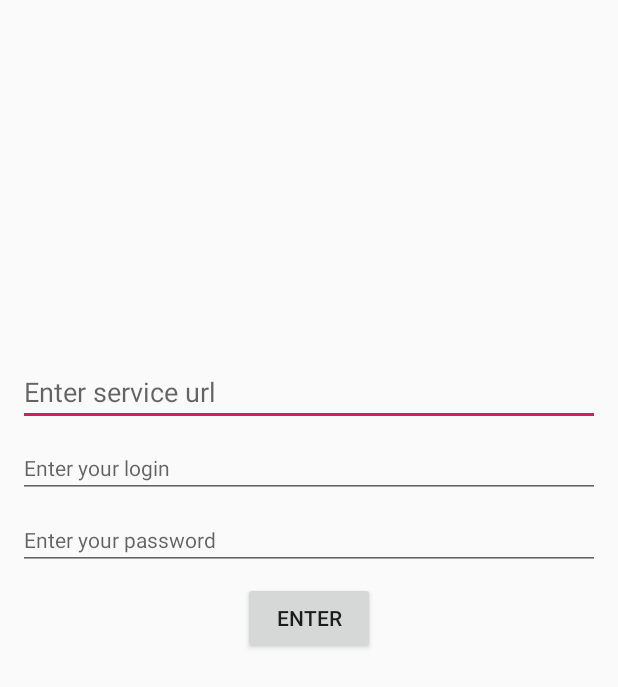
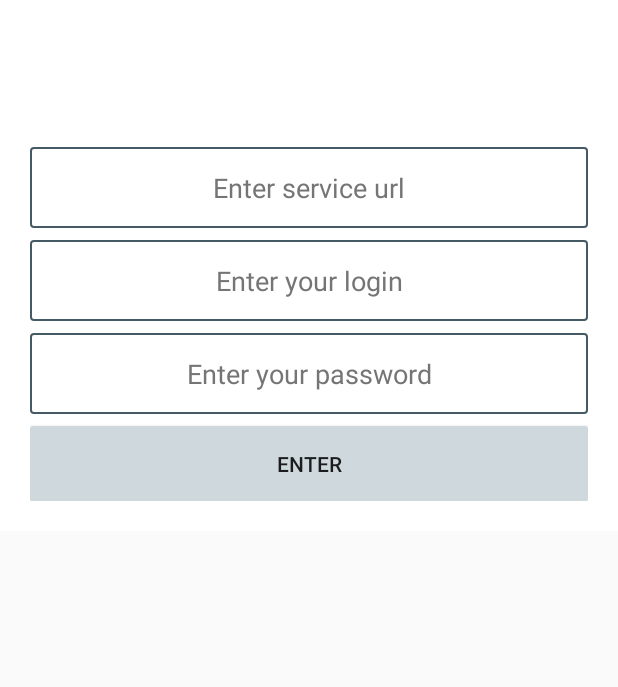
Before and after one commit to IosephKnecht/mobile-university, an Android app: the layout fragment_login.xml on its own in the app's theme, with its tools: preview values and no code run, on a phone screen of 412 x 824 dp. Shown: the top 687 px of the screen. Run offline under Robolectric (Android 15) with nearby library versions, the phone set to English and light mode, and no system bars.

Commit message:
added new theme

```diff
--- a/app/src/main/AndroidManifest.xml
+++ b/app/src/main/AndroidManifest.xml
@@ -10,7 +10,7 @@
         android:label="@string/app_name"
         android:roundIcon="@mipmap/ic_launcher_round"
         android:supportsRtl="true"
-        android:theme="@style/AppTheme"
+        android:theme="@style/AppTheme.NoActionBar"
         tools:ignore="AllowBackup,GoogleAppIndexingWarning">
 
         <activity android:name="com.project.mobile_university.presentation.MainActivity">
--- a/app/src/main/java/com/project/mobile_university/presentation/login/contract/LoginContract.kt
+++ b/app/src/main/java/com/project/mobile_university/presentation/login/contract/LoginContract.kt
@@ -11,9 +11,7 @@ interface LoginContract {
 
     interface Presenter : MvpPresenter {
         fun tryLogin(login: String, password: String)
-        fun saveServiceUrl(serviceUrl: String)
-        fun saveLogin(login: String)
-        fun savePassword(password: String)
+        fun setParam(key: String, value: String)
     }
 
     interface Listener : MvpInteractor.Listener {
--- a/app/src/main/java/com/project/mobile_university/presentation/login/presenter/LoginPresenter.kt
+++ b/app/src/main/java/com/project/mobile_university/presentation/login/presenter/LoginPresenter.kt
@@ -8,9 +8,13 @@ import com.project.mobile_university.presentation.login.contract.LoginContract
 class LoginPresenter(private val interactor: LoginContract.Interactor) : AbstractPresenter(), LoginContract.Presenter,
     LoginContract.Listener, LoginContract.ObservableStorage {
 
-    private var serviceUrl = ""
-    private var login: String = ""
-    private var password: String = ""
+    private val paramsMap = mutableMapOf<String, String>()
+
+    companion object {
+        const val URL_PARAM = "service url"
+        const val LOGIN_PARAM = "login"
+        const val PASS_PARAM = "password"
+    }
 
     override val enterEnabled = MutableLiveData<Boolean>()
 
@@ -32,19 +36,8 @@ class LoginPresenter(private val interactor: LoginContract.Interactor) : Abstrac
         interactor.login(login, password)
     }
 
-    override fun saveLogin(login: String) {
-        this.login = login
-        checkEnabled()
-    }
-
-    override fun savePassword(password: String) {
-        this.password = password
-        checkEnabled()
-    }
-
-    override fun saveServiceUrl(serviceUrl: String) {
-        this.serviceUrl = serviceUrl
-        interactor.setServiceUrl(serviceUrl)
+    override fun setParam(key: String, value: String) {
+        paramsMap[key] = value
         checkEnabled()
     }
 
@@ -53,6 +46,10 @@ class LoginPresenter(private val interactor: LoginContract.Interactor) : Abstrac
     }
 
     private fun checkEnabled() {
+        val serviceUrl = paramsMap[URL_PARAM] ?: ""
+        val login = paramsMap[LOGIN_PARAM] ?: ""
+        val password = paramsMap[PASS_PARAM] ?: ""
+
         enterEnabled.postValue(serviceUrl.isNotEmpty() &&
             login.isNotEmpty() && login.length >= 4 &&
             password.isNotEmpty() && password.length >= 4)
--- a/app/src/main/java/com/project/mobile_university/presentation/login/view/LoginFragment.kt
+++ b/app/src/main/java/com/project/mobile_university/presentation/login/view/LoginFragment.kt
@@ -12,6 +12,7 @@ import com.project.mobile_university.mobile_university.R
 import com.project.mobile_university.mobile_university.databinding.FragmentLoginBinding
 import com.project.mobile_university.presentation.login.assembly.LoginComponent
 import com.project.mobile_university.presentation.login.contract.LoginContract
+import com.project.mobile_university.presentation.login.presenter.LoginPresenter
 import kotlinx.android.synthetic.main.fragment_login.*
 import rx.subscriptions.CompositeSubscription
 import java.util.concurrent.TimeUnit
@@ -48,19 +49,19 @@ class LoginFragment : AbstractFragment<LoginContract.Presenter>() {
         compositeSubscription.add(RxTextView.textChanges(service_url)
             .debounce(500, TimeUnit.MILLISECONDS)
             .subscribe {
-                presenter.saveServiceUrl(it.toString())
+                presenter.setParam(LoginPresenter.URL_PARAM, it.toString())
             })
 
         compositeSubscription.add(RxTextView.textChanges(login)
             .debounce(500, TimeUnit.MILLISECONDS)
             .subscribe {
-                presenter.saveLogin(it.toString())
+                presenter.setParam(LoginPresenter.LOGIN_PARAM, it.toString())
             })
 
         compositeSubscription.add(RxTextView.textChanges(password)
             .debounce(500, TimeUnit.MILLISECONDS)
             .subscribe {
-                presenter.savePassword(it.toString())
+                presenter.setParam(LoginPresenter.PASS_PARAM, it.toString())
             })
     }
 
--- /dev/null
+++ b/app/src/main/res/drawable/bg_edit_text.xml
@@ -0,0 +1,8 @@
+<?xml version="1.0" encoding="utf-8"?>
+<shape xmlns:android="http://schemas.android.com/apk/res/android"
+    android:shape="rectangle">
+    <stroke
+        android:width="1dp"
+        android:color="@color/colorPrimaryDark" />
+    <corners android:radius="2dp" />
+</shape>
--- /dev/null
+++ b/app/src/main/res/drawable/bg_login_button.xml
@@ -0,0 +1,5 @@
+<?xml version="1.0" encoding="utf-8"?>
+<shape xmlns:android="http://schemas.android.com/apk/res/android"
+    android:shape="rectangle">
+    <solid android:color="@color/colorPrimary"/>
+</shape>
--- /dev/null
+++ b/app/src/main/res/drawable/bg_login_button_disable.xml
@@ -0,0 +1,7 @@
+<?xml version="1.0" encoding="utf-8"?>
+<shape xmlns:android="http://schemas.android.com/apk/res/android"
+    android:shape="rectangle">
+    <solid android:color="@color/colorPrimaryLight" />
+    <corners android:radius="2dp"/>
+
+</shape>
--- /dev/null
+++ b/app/src/main/res/drawable/bg_login_button_pressed.xml
@@ -0,0 +1,6 @@
+<?xml version="1.0" encoding="utf-8"?>
+<shape xmlns:android="http://schemas.android.com/apk/res/android"
+    android:shape="rectangle">
+    <solid android:color="@color/colorPrimaryDark" />
+    <corners android:radius="2dp"/>
+</shape>
--- /dev/null
+++ b/app/src/main/res/drawable/bg_login_button_selector.xml
@@ -0,0 +1,8 @@
+<?xml version="1.0" encoding="utf-8"?>
+<selector xmlns:android="http://schemas.android.com/apk/res/android">
+    <item android:drawable="@drawable/bg_login_button_disable" android:state_selected="false" />
+    <item android:drawable="@drawable/bg_login_button_pressed" android:state_selected="true" />
+    <item android:drawable="@drawable/bg_login_button_pressed" android:state_focused="true" />
+    <item android:drawable="@drawable/bg_login_button" />
+
+</selector>
--- a/app/src/main/res/layout/fragment_login.xml
+++ b/app/src/main/res/layout/fragment_login.xml
@@ -1,5 +1,7 @@
 <?xml version="1.0" encoding="utf-8"?>
-<layout>
+<layout xmlns:android="http://schemas.android.com/apk/res/android"
+    xmlns:app="http://schemas.android.com/apk/res-auto"
+    xmlns:tools="http://schemas.android.com/tools">
 
     <data>
 
@@ -8,56 +10,81 @@
             type="com.project.mobile_university.presentation.login.contract.LoginContract.ObservableStorage" />
     </data>
 
-    <android.support.constraint.ConstraintLayout xmlns:android="http://schemas.android.com/apk/res/android"
-        xmlns:app="http://schemas.android.com/apk/res-auto"
-        xmlns:tools="http://schemas.android.com/tools"
+    <ScrollView
         android:layout_width="match_parent"
-        android:layout_height="match_parent"
-        android:padding="@dimen/default_padding">
+        android:layout_height="match_parent">
+
+        <android.support.constraint.ConstraintLayout
+            android:layout_width="match_parent"
+            android:layout_height="wrap_content"
+            android:background="#FFFFFF"
+            android:padding="@dimen/large_margin">
 
             <EditText
                 android:id="@+id/service_url"
+                style="@style/InputForm"
                 android:layout_width="match_parent"
-            android:layout_height="wrap_content"
+                android:layout_height="54dp"
+                android:background="@drawable/bg_edit_text"
+                android:gravity="center"
                 android:hint="@string/service_url_hint"
                 android:inputType="text"
                 android:textIsSelectable="true"
-            android:textSize="@dimen/header2"
+                android:textStyle=""
                 app:layout_constraintBottom_toBottomOf="parent"
                 app:layout_constraintTop_toTopOf="parent"
                 app:layout_constraintVertical_bias="0.3" />
 
             <EditText
                 android:id="@+id/login"
+                style="@style/InputForm"
                 android:layout_width="match_parent"
-            android:layout_height="wrap_content"
+                android:layout_height="54dp"
                 android:layout_marginTop="@dimen/small_margin"
+                android:background="@drawable/bg_edit_text"
+                android:gravity="center"
                 android:hint="@string/login_hint"
                 android:inputType="text"
-            android:textSize="@dimen/header3"
                 app:layout_constraintTop_toBottomOf="@+id/service_url" />
 
             <EditText
                 android:id="@+id/password"
+                style="@style/InputForm"
+                android:layout_width="match_parent"
+                android:layout_height="54dp"
+                android:layout_marginTop="@dimen/small_margin"
+                android:background="@drawable/bg_edit_text"
+                android:gravity="center"
+                android:hint="@string/password_hint"
+                android:inputType="textPassword"
+                app:layout_constraintTop_toBottomOf="@+id/login" />
+
+            <FrameLayout
                 android:layout_width="match_parent"
                 android:layout_height="wrap_content"
-            android:layout_marginTop="@dimen/small_margin"
-            android:hint="@string/password_hint"
-            android:inputType="textPassword"
-            android:textSize="@dimen/header3"
-            app:layout_constraintTop_toBottomOf="@+id/login" />
+                app:layout_constraintEnd_toEndOf="@id/password"
+                app:layout_constraintStart_toStartOf="@id/password"
+                app:layout_constraintTop_toBottomOf="@+id/password">
 
                 <Button
-            android:layout_width="wrap_content"
-            android:layout_height="wrap_content"
+                    android:layout_width="match_parent"
+                    android:layout_height="50dp"
                     android:layout_marginTop="@dimen/small_margin"
+                    android:background="@drawable/bg_login_button_selector"
                     android:enabled="@{viewModel.enterEnabled}"
                     android:text="@string/login_button"
                     android:textSize="@dimen/header3"
-            app:layout_constraintEnd_toEndOf="@id/password"
-            app:layout_constraintStart_toStartOf="@id/password"
-            app:layout_constraintTop_toBottomOf="@+id/password"
                     tools:enabled="false" />
 
+                <ProgressBar
+                    android:layout_width="match_parent"
+                    android:layout_height="50dp"
+                    android:layout_gravity="center"
+                    android:visibility="gone"
+                    tools:visibility="visible"/>
+            </FrameLayout>
+
         </android.support.constraint.ConstraintLayout>
+
+    </ScrollView>
 </layout>
--- a/app/src/main/res/values/colors.xml
+++ b/app/src/main/res/values/colors.xml
@@ -1,6 +1,12 @@
 <?xml version="1.0" encoding="utf-8"?>
 <resources>
-    <color name="colorPrimary">#008577</color>
-    <color name="colorPrimaryDark">#00574B</color>
-    <color name="colorAccent">#D81B60</color>
+    <color name="colorPrimary">#607D8B</color>
+    <color name="colorPrimaryDark">#455A64</color>
+    <color name="colorPrimaryLight">#CFD8DC</color>
+    <color name="colorAccent">#536DFE</color>
+    <color name="colorPrimaryText">#212121</color>
+    <color name="colorSecondaryText">#757575</color>
+
+    <color name="icons">#FFFFFF</color>
+    <color name="divider">#BDBDBD</color>
 </resources>
--- a/app/src/main/res/values/dimen.xml
+++ b/app/src/main/res/values/dimen.xml
@@ -1,8 +1,9 @@
 <?xml version="1.0" encoding="utf-8"?>
 <resources>
-    <dimen name="default_padding">12dp</dimen>
     <dimen name="header1">24sp</dimen>
     <dimen name="header2">18sp</dimen>
     <dimen name="header3">14sp</dimen>
     <dimen name="small_margin">8dp</dimen>
+    <dimen name="medium_margin">14dp</dimen>
+    <dimen name="large_margin">20dp</dimen>
 </resources>
--- a/app/src/main/res/values/styles.xml
+++ b/app/src/main/res/values/styles.xml
@@ -8,4 +8,18 @@
         <item name="colorAccent">@color/colorAccent</item>
     </style>
 
+    <style name="AppTheme.NoActionBar">
+        <item name="windowActionBar">false</item>
+        <item name="windowNoTitle">true</item>
+    </style>
+
+    <style name="InputForm" parent="Base.V7.Widget.AppCompat.EditText">
+        <item name="android:maxLines">1</item>
+        <item name="android:padding">2dp</item>
+        <item name="android:textColor">@color/colorPrimaryText</item>
+        <item name="android:textSize">@dimen/header2</item>
+        <item name="android:textColorHint">@color/colorSecondaryText</item>
+        <item name="android:textCursorDrawable">@null</item>
+    </style>
+
 </resources>
```
Lines whose indentation alone changed are shown as unchanged.
